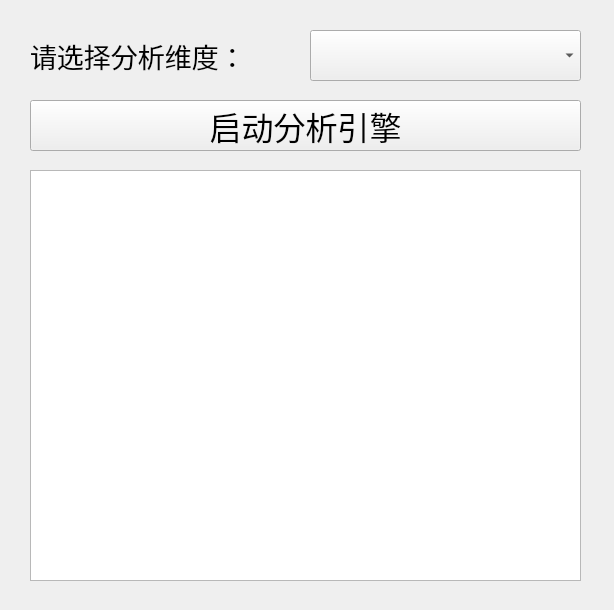
ChromaticVizier/MainWnd.py, file UI/AnalysisWnd.ui: the form before one commit.
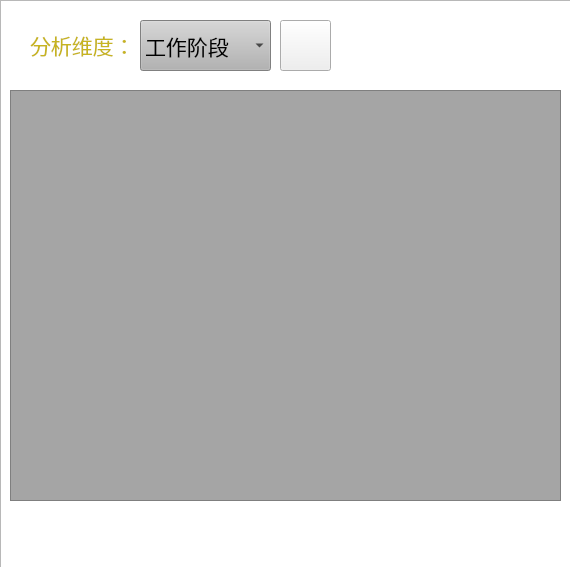
The form after the commit. Icons and pictures are not drawn.

The edit to the form file:
```diff
--- a/UI/AnalysisWnd.ui
+++ b/UI/AnalysisWnd.ui
@@ -6,8 +6,8 @@
    <rect>
     <x>0</x>
     <y>0</y>
-    <width>614</width>
-    <height>610</height>
+    <width>570</width>
+    <height>567</height>
    </rect>
   </property>
   <property name="windowTitle">
@@ -16,54 +16,90 @@
   <widget class="QTableView" name="tableView">
    <property name="geometry">
     <rect>
-     <x>30</x>
-     <y>170</y>
+     <x>10</x>
+     <y>90</y>
      <width>551</width>
      <height>411</height>
     </rect>
    </property>
+   <property name="styleSheet">
+    <string notr="true">background-color: rgb(165, 165, 165);</string>
+   </property>
   </widget>
   <widget class="QComboBox" name="comboBox">
    <property name="geometry">
     <rect>
-     <x>310</x>
-     <y>30</y>
-     <width>271</width>
+     <x>140</x>
+     <y>20</y>
+     <width>131</width>
      <height>51</height>
     </rect>
    </property>
    <property name="font">
     <font>
-     <family>隶书</family>
-     <pointsize>14</pointsize>
+     <family>黑体</family>
+     <pointsize>16</pointsize>
+     <weight>50</weight>
+     <italic>false</italic>
+     <bold>false</bold>
     </font>
    </property>
+   <property name="styleSheet">
+    <string notr="true">background-color: rgb(179, 179, 179);
+font: 16pt &quot;黑体&quot;;</string>
+   </property>
+   <item>
+    <property name="text">
+     <string>工作阶段</string>
+    </property>
+   </item>
+   <item>
+    <property name="text">
+     <string>职业</string>
+    </property>
+   </item>
+   <item>
+    <property name="text">
+     <string>性别</string>
+    </property>
+   </item>
+   <item>
+    <property name="text">
+     <string>地域</string>
+    </property>
+   </item>
   </widget>
   <widget class="QLabel" name="label">
    <property name="geometry">
     <rect>
      <x>30</x>
-     <y>30</y>
-     <width>271</width>
+     <y>20</y>
+     <width>101</width>
      <height>51</height>
     </rect>
    </property>
    <property name="font">
     <font>
-     <family>隶书</family>
-     <pointsize>20</pointsize>
+     <family>黑体</family>
+     <pointsize>16</pointsize>
+     <weight>50</weight>
+     <italic>false</italic>
+     <bold>false</bold>
     </font>
    </property>
+   <property name="styleSheet">
+    <string notr="true">font: 16pt &quot;黑体&quot;;</string>
+   </property>
    <property name="text">
-    <string>请选择分析维度：</string>
+    <string>&lt;html&gt;&lt;head/&gt;&lt;body&gt;&lt;p&gt;&lt;span style=&quot; color:#c7b420;&quot;&gt;分析维度：&lt;/span&gt;&lt;/p&gt;&lt;/body&gt;&lt;/html&gt;</string>
    </property>
   </widget>
   <widget class="QPushButton" name="RunAnalysis">
    <property name="geometry">
     <rect>
-     <x>30</x>
-     <y>100</y>
-     <width>551</width>
+     <x>280</x>
+     <y>20</y>
+     <width>51</width>
      <height>51</height>
     </rect>
    </property>
@@ -73,10 +109,31 @@
      <pointsize>24</pointsize>
     </font>
    </property>
+   <property name="styleSheet">
+    <string notr="true">border-image: url(:/imagees/pic10.png);</string>
+   </property>
    <property name="text">
-    <string>启动分析引擎</string>
+    <string/>
    </property>
   </widget>
+  <widget class="QGraphicsView" name="graphicsView">
+   <property name="geometry">
+    <rect>
+     <x>0</x>
+     <y>0</y>
+     <width>571</width>
+     <height>571</height>
+    </rect>
+   </property>
+   <property name="styleSheet">
+    <string notr="true">border-image: url(:/imagees/background3.png);</string>
+   </property>
+  </widget>
+  <zorder>graphicsView</zorder>
+  <zorder>tableView</zorder>
+  <zorder>comboBox</zorder>
+  <zorder>label</zorder>
+  <zorder>RunAnalysis</zorder>
  </widget>
  <resources/>
  <connections>
```
Left out of the diff: 4 changed lines with no effect on the pictures.
